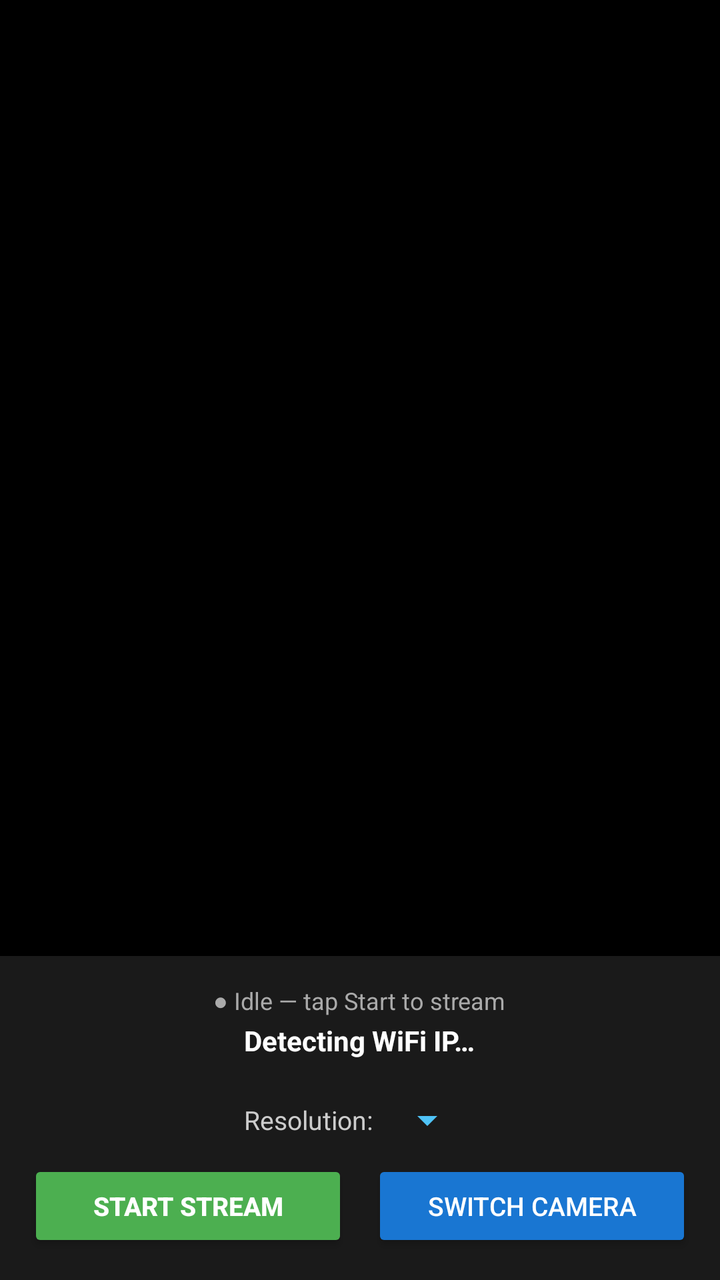
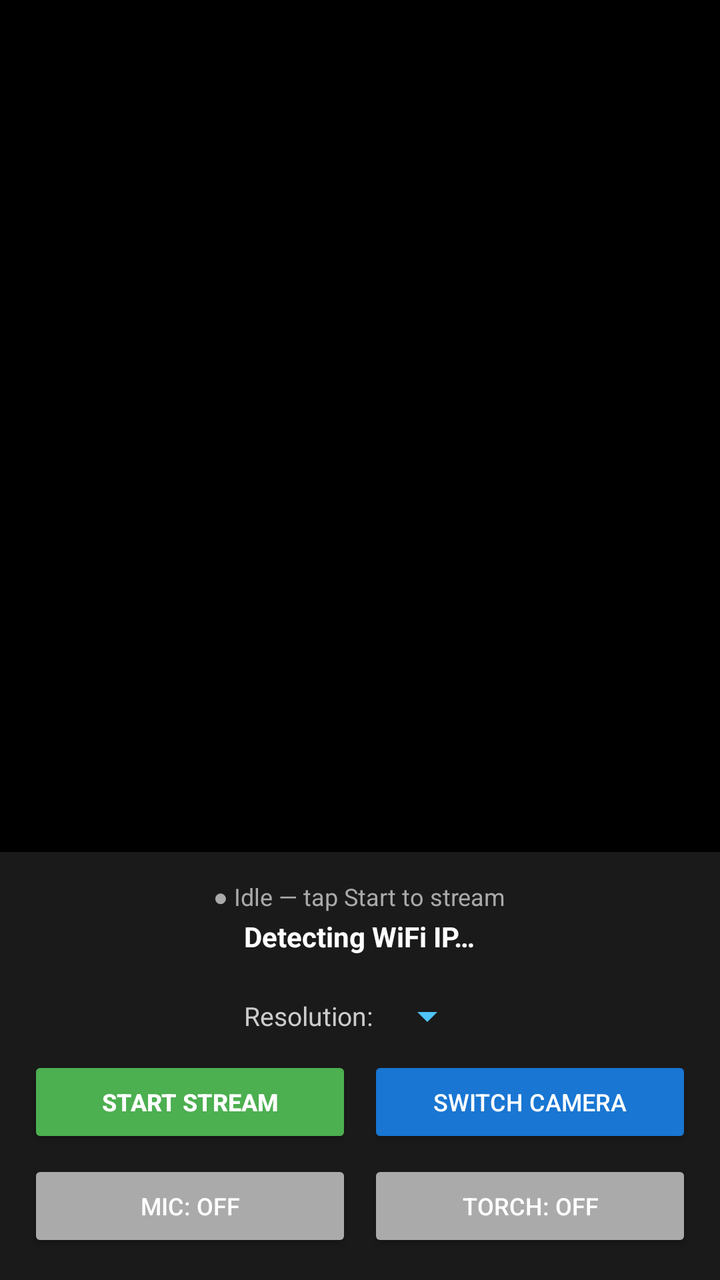

Screens rendered from an Android XML layout before and after an edit, with the pre-edit source and the edit as a unified diff.
<!-- AndroidManifest.xml: application theme Theme.AppCompat.DayNight.DarkActionBar -->
<!-- res/layout/activity_main.xml -->
<?xml version="1.0" encoding="utf-8"?>
<LinearLayout xmlns:android="http://schemas.android.com/apk/res/android"
    android:layout_width="match_parent"
    android:layout_height="match_parent"
    android:orientation="vertical"
    android:background="#000000">

    <TextureView
        android:id="@+id/textureView"
        android:layout_width="match_parent"
        android:layout_height="0dp"
        android:layout_weight="1" />

    <LinearLayout
        android:layout_width="match_parent"
        android:layout_height="wrap_content"
        android:orientation="vertical"
        android:background="#1A1A1A"
        android:padding="14dp">

        <TextView
            android:id="@+id/tvStatus"
            android:layout_width="wrap_content"
            android:layout_height="wrap_content"
            android:text="@string/status_idle"
            android:textColor="#AAAAAA"
            android:textSize="12sp"
            android:layout_gravity="center_horizontal"
            android:layout_marginBottom="2dp" />

        <TextView
            android:id="@+id/tvIpAddress"
            android:layout_width="wrap_content"
            android:layout_height="wrap_content"
            android:text="Detecting WiFi IP…"
            android:textColor="#FFFFFF"
            android:textSize="14sp"
            android:textStyle="bold"
            android:layout_gravity="center_horizontal"
            android:layout_marginBottom="2dp" />

        <TextView
            android:id="@+id/tvMjpegUrl"
            android:layout_width="wrap_content"
            android:layout_height="wrap_content"
            android:text=""
            android:textColor="#4FC3F7"
            android:textSize="12sp"
            android:layout_gravity="center_horizontal"
            android:visibility="invisible" />

        <TextView
            android:id="@+id/tvNdiName"
            android:layout_width="wrap_content"
            android:layout_height="wrap_content"
            android:text=""
            android:textColor="#F48FB1"
            android:textSize="12sp"
            android:layout_gravity="center_horizontal"
            android:layout_marginBottom="8dp"
            android:visibility="gone" />

        <LinearLayout
            android:layout_width="match_parent"
            android:layout_height="wrap_content"
            android:orientation="horizontal"
            android:gravity="center"
            android:layout_marginBottom="8dp">

            <TextView
                android:layout_width="wrap_content"
                android:layout_height="wrap_content"
                android:text="Resolution: "
                android:textColor="#CCCCCC"
                android:textSize="13sp" />

            <Spinner
                android:id="@+id/spinnerResolution"
                android:layout_width="wrap_content"
                android:layout_height="wrap_content"
                android:backgroundTint="#4FC3F7"
                android:popupBackground="#333333" />

        </LinearLayout>

        <LinearLayout
            android:layout_width="match_parent"
            android:layout_height="wrap_content"
            android:orientation="horizontal"
            android:gravity="center"
            android:weightSum="2">

            <Button
                android:id="@+id/btnStartStop"
                android:layout_width="0dp"
                android:layout_height="46dp"
                android:layout_weight="1"
                android:layout_marginEnd="6dp"
                android:text="@string/start_stream"
                android:backgroundTint="#4CAF50"
                android:textColor="#FFFFFF"
                android:textStyle="bold"
                android:textSize="13sp" />

            <Button
                android:id="@+id/btnSwitchCamera"
                android:layout_width="0dp"
                android:layout_height="46dp"
                android:layout_weight="1"
                android:layout_marginStart="6dp"
                android:text="@string/switch_camera"
                android:backgroundTint="#1976D2"
                android:textColor="#FFFFFF"
                android:textSize="13sp" />

        </LinearLayout>

    </LinearLayout>

</LinearLayout>
<!-- resources referenced by this layout -->
<resources>
  <string name="start_stream">Start Stream</string>
  <string name="status_idle">● Idle — tap Start to stream</string>
  <string name="switch_camera">Switch Camera</string>
</resources>

<!-- the commit's change to res/layout/activity_main.xml (unified diff, before → after) -->
@@ -83,6 +83,41 @@
 
         </LinearLayout>
 
+        
+        <LinearLayout
+            android:layout_width="match_parent"
+            android:layout_height="wrap_content"
+            android:orientation="horizontal"
+            android:gravity="center"
+            android:layout_marginBottom="6dp"
+            android:weightSum="2">
+
+            <Button
+                android:id="@+id/btnStartStop"
+                android:layout_width="0dp"
+                android:layout_height="46dp"
+                android:layout_weight="1"
+                android:layout_marginEnd="4dp"
+                android:text="@string/start_stream"
+                android:backgroundTint="#4CAF50"
+                android:textColor="#FFFFFF"
+                android:textStyle="bold"
+                android:textSize="12sp" />
+
+            <Button
+                android:id="@+id/btnSwitchCamera"
+                android:layout_width="0dp"
+                android:layout_height="46dp"
+                android:layout_weight="1"
+                android:layout_marginStart="4dp"
+                android:text="@string/switch_camera"
+                android:backgroundTint="#1976D2"
+                android:textColor="#FFFFFF"
+                android:textSize="12sp" />
+
+        </LinearLayout>
+
+        
         <LinearLayout
             android:layout_width="match_parent"
             android:layout_height="wrap_content"
@@ -91,27 +126,26 @@
             android:weightSum="2">
 
             <Button
-                android:id="@+id/btnStartStop"
+                android:id="@+id/btnMic"
                 android:layout_width="0dp"
                 android:layout_height="46dp"
                 android:layout_weight="1"
-                android:layout_marginEnd="6dp"
-                android:text="@string/start_stream"
-                android:backgroundTint="#4CAF50"
+                android:layout_marginEnd="4dp"
+                android:text="@string/mic_off"
+                android:backgroundTint="@android:color/darker_gray"
                 android:textColor="#FFFFFF"
-                android:textStyle="bold"
-                android:textSize="13sp" />
+                android:textSize="12sp" />
 
             <Button
-                android:id="@+id/btnSwitchCamera"
+                android:id="@+id/btnTorch"
                 android:layout_width="0dp"
                 android:layout_height="46dp"
                 android:layout_weight="1"
-                android:layout_marginStart="6dp"
-                android:text="@string/switch_camera"
-                android:backgroundTint="#1976D2"
+                android:layout_marginStart="4dp"
+                android:text="@string/torch_off"
+                android:backgroundTint="@android:color/darker_gray"
                 android:textColor="#FFFFFF"
-                android:textSize="13sp" />
+                android:textSize="12sp" />
 
         </LinearLayout>
 
<!-- resource entries referenced after the edit -->
@@ -1,7 +1,9 @@
 <!-- resources referenced by this layout -->
 <resources>
+  <string name="mic_off">Mic: OFF</string>
   <string name="start_stream">Start Stream</string>
   <string name="status_idle">● Idle — tap Start to stream</string>
   <string name="switch_camera">Switch Camera</string>
+  <string name="torch_off">Torch: OFF</string>
 </resources>
 
